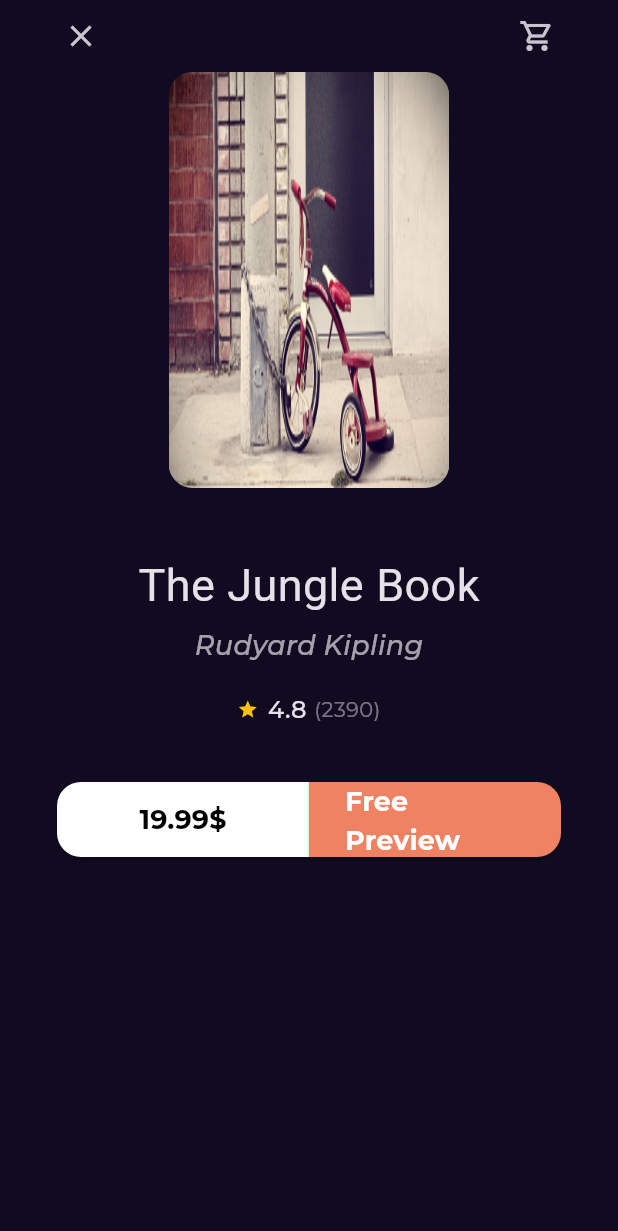
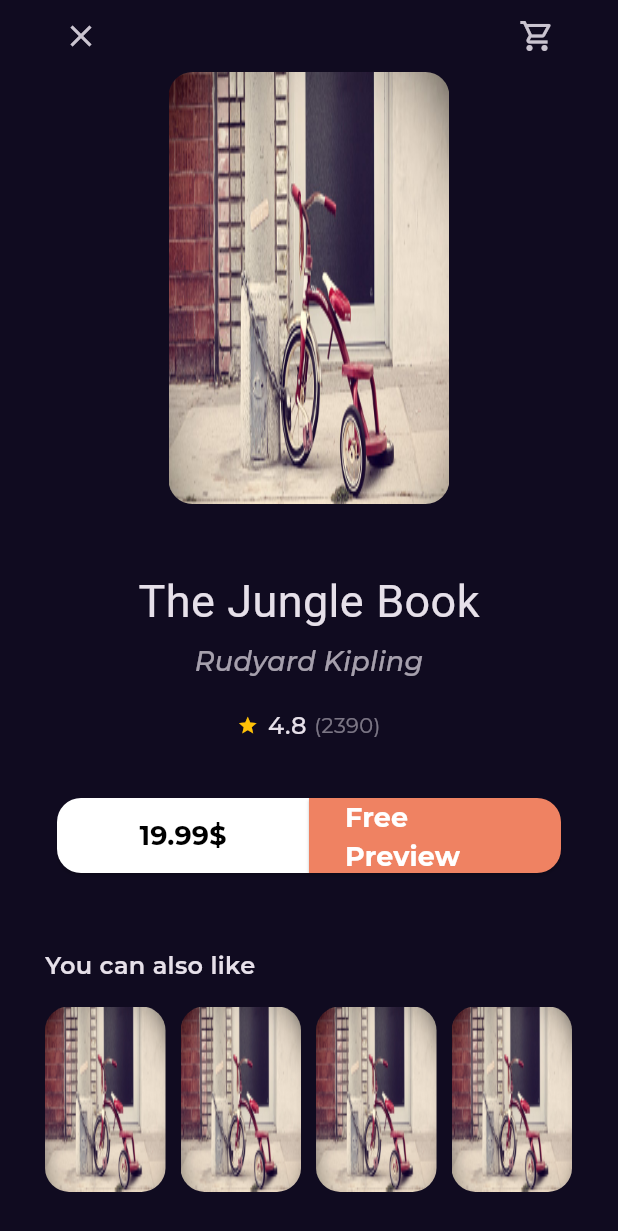
Before and after one commit to muhammad-mustafa1/BOOKIA, a Flutter app: the BookDetailsView screen opened by its route, on a phone screen of 412 x 824 dp. Shown: the top 1231 px of the screen. Run offline on Flutter 3.47's test engine with Material 3 defaults, Android fonts, the light colour scheme and no system bars; our stand-ins replace font_awesome_flutter, go_router, google_fonts; Roboto replaces fonts that are missing (kGtSectraFine).

Commit message:
create similar books list view

```diff
--- a/lib/Features/home/presentation/views/widgets/book_details_view_body.dart
+++ b/lib/Features/home/presentation/views/widgets/book_details_view_body.dart
@@ -3,8 +3,8 @@
 import 'package:bookia/Features/home/presentation/views/widgets/books_action.dart';
 import 'package:bookia/Features/home/presentation/views/widgets/custom_book_details_app_bar.dart';
 import 'package:bookia/Features/home/presentation/views/widgets/custom_book_item.dart';
+import 'package:bookia/Features/home/presentation/views/widgets/similar_books_list_view.dart';
 import 'package:flutter/material.dart';
-import 'package:flutter/widgets.dart';
 
 class BookDetailsViewBody extends StatelessWidget {
   const BookDetailsViewBody({super.key});
@@ -15,6 +15,7 @@
     return SafeArea(
       child: Padding(
         padding: const EdgeInsets.symmetric(horizontal: 30),
+        child: SingleChildScrollView(
           child: Column(
             children: [
               const CustomBookDetailsAppBar(),
@@ -36,7 +37,19 @@
               const BookRating(),
               const SizedBox(height: 37),
               const BookAction(),
+              const SizedBox(height: 50),
+              Align(
+                alignment: Alignment.centerLeft,
+                child: Text('You can also like ',
+                    style: Styles.textStyle16.copyWith(
+                      fontWeight: FontWeight.w600,
+                    )),
+              ),
+              const SizedBox(height: 16),
+              const SimilarBooksListView(),
+              const SizedBox(height: 40),
             ],
+          ),
         ),
       ),
     );
--- a/lib/Features/home/presentation/views/widgets/custom_book_item.dart
+++ b/lib/Features/home/presentation/views/widgets/custom_book_item.dart
@@ -9,7 +9,7 @@
   @override
   Widget build(BuildContext context) {
     return AspectRatio(
-      aspectRatio: 2.7 / 4,
+      aspectRatio: 2.6 / 4,
       child: Container(
         decoration: BoxDecoration(
           borderRadius: BorderRadius.circular(16),
--- /dev/null
+++ b/lib/Features/home/presentation/views/widgets/similar_books_list_view.dart
@@ -0,0 +1,19 @@
+import 'package:bookia/Features/home/presentation/views/widgets/custom_book_item.dart';
+import 'package:flutter/material.dart';
+
+class SimilarBooksListView extends StatelessWidget {
+  const SimilarBooksListView({super.key});
+
+  @override
+  Widget build(BuildContext context) {
+    return SizedBox(
+      height: MediaQuery.of(context).size.height * .15,
+      child: ListView.separated(
+        scrollDirection: Axis.horizontal,
+        itemCount: 10,
+        separatorBuilder: (context, index) => const SizedBox(width: 10),
+        itemBuilder: (context, index) => const CustomBookImage(),
+      ),
+    );
+  }
+}
```
Lines whose indentation alone changed are shown as unchanged.
